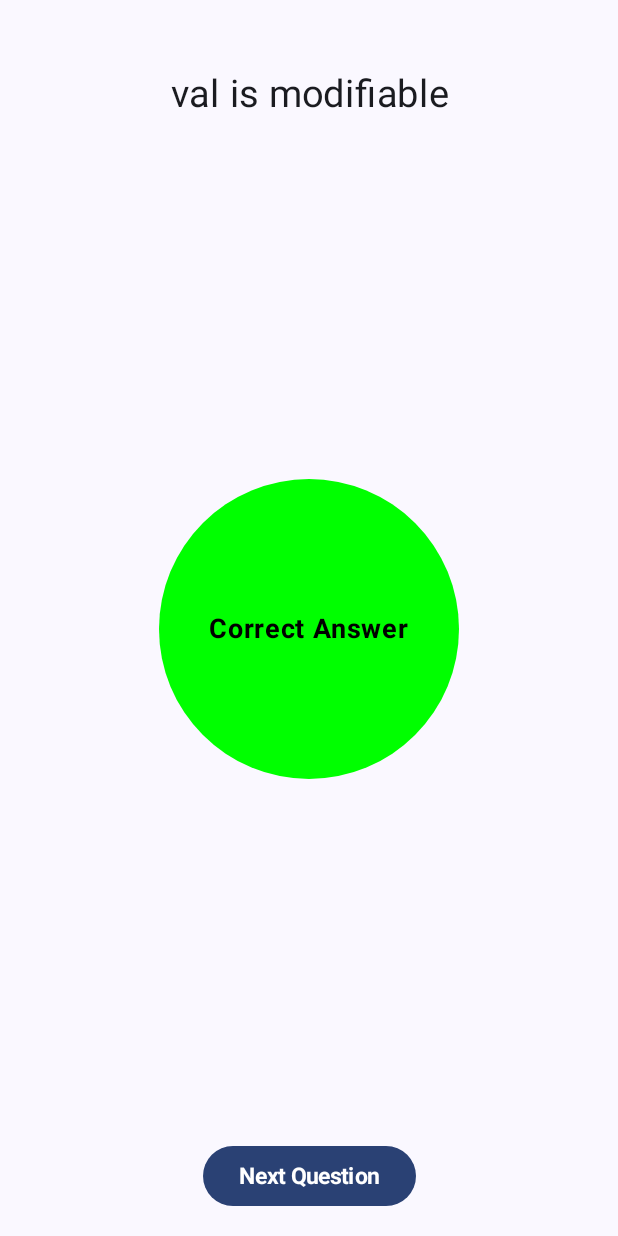
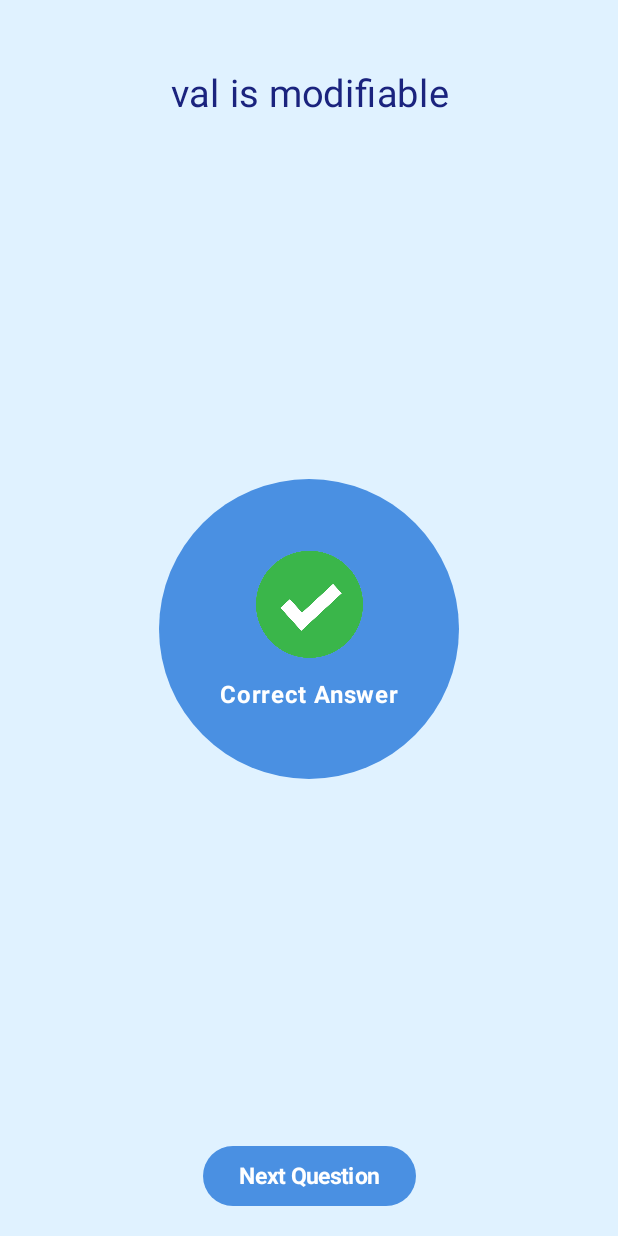
Before and after one commit to sarahalenezi96/AndroidComposeUI, an Android app built with Jetpack Compose: the MainActivity screen opened directly, with no data from a screen before it, after a tap on "False", on a phone screen of 412 x 824 dp. Run offline under Robolectric (Android 15) with nearby library versions, the phone set to English and light mode, and no system bars; 2 other taps on this screen came first.

Commit message:
finished task including bonus (to be edited)

```diff
--- a/app/src/main/java/com/coded/androidcomposeui/MainActivity.kt
+++ b/app/src/main/java/com/coded/androidcomposeui/MainActivity.kt
@@ -1,5 +1,9 @@
 package com.coded.androidcomposeui
 
+import android.media.MediaPlayer
+import androidx.compose.ui.platform.LocalContext
+import androidx.compose.foundation.Image
+import androidx.compose.ui.res.painterResource
 import androidx.compose.runtime.getValue
 import androidx.compose.runtime.setValue
 import androidx.compose.runtime.mutableStateOf
@@ -38,13 +42,22 @@ class MainActivity : ComponentActivity() {
             }
         }
     }
-}
-@Composable
+}@Composable
 fun QuizGame(modifier: Modifier = Modifier) {
     var currentQuestion by remember { mutableStateOf(0) }
     var showResult by remember { mutableStateOf(false) }
     var isCorrect by remember { mutableStateOf<Boolean?>(null) }
     var score by remember { mutableStateOf(0) }
+
+    val context = LocalContext.current
+
+    fun playSound(resId: Int) {
+        val mediaPlayer = MediaPlayer.create(context, resId)
+        mediaPlayer.start()
+        mediaPlayer.setOnCompletionListener {
+            it.release()
+        }
+    }
 
     val questions = stringArrayResource(id = R.array.questions)
     val questionAnswers = listOf(true, false, true, false)
@@ -52,8 +65,12 @@ fun QuizGame(modifier: Modifier = Modifier) {
     val currentText = questions.getOrNull(currentQuestion)
     val correctAnswer = questionAnswers.getOrNull(currentQuestion)
 
+    Surface(
+        modifier = modifier.fillMaxSize(),
+        color = MaterialTheme.colorScheme.background
+    ) {
         Column(
-        modifier = modifier
+            modifier = Modifier
                 .fillMaxSize()
                 .padding(16.dp),
             verticalArrangement = Arrangement.SpaceBetween,
@@ -64,6 +81,7 @@ fun QuizGame(modifier: Modifier = Modifier) {
                     text = currentText,
                     fontSize = 25.sp,
                     lineHeight = 30.sp,
+                    color = Color(0xFF1A237E),
                     modifier = Modifier.padding(top = 32.dp),
                     textAlign = TextAlign.Center
                 )
@@ -73,17 +91,19 @@ fun QuizGame(modifier: Modifier = Modifier) {
 
                     val isLastQuestion = currentQuestion == questions.lastIndex
 
-                Button(onClick = {
-                    if (isLastQuestion) {
+                    Button(
+                        onClick = {
                             currentQuestion++
-                    } else {
-                        currentQuestion++
-                    }
                             showResult = false
                             isCorrect = null
-                }) {
+                        },
+                        colors = ButtonDefaults.buttonColors(
+                            containerColor = MaterialTheme.colorScheme.primary,
+                            contentColor = MaterialTheme.colorScheme.onPrimary
+                        )
+                    ) {
                         Text(
-                        if (isLastQuestion)
+                            text = if (isLastQuestion)
                                 stringResource(id = R.string.submit_button)
                             else
                                 stringResource(id = R.string.next_question),
@@ -99,10 +119,19 @@ fun QuizGame(modifier: Modifier = Modifier) {
                         Button(
                             onClick = {
                                 isCorrect = true == correctAnswer
-                            if (isCorrect == true) score++
+                                if (isCorrect == true) {
+                                    playSound(R.raw.correct)
+                                    score++
+                                } else {
+                                    playSound(R.raw.wrong)
+                                }
                                 showResult = true
                             },
-                        modifier = Modifier.weight(1f)
+                            modifier = Modifier.weight(1f),
+                            colors = ButtonDefaults.buttonColors(
+                                containerColor = MaterialTheme.colorScheme.primary,
+                                contentColor = MaterialTheme.colorScheme.onPrimary
+                            )
                         ) {
                             Text(
                                 stringResource(id = R.string.true_option),
@@ -116,10 +145,19 @@ fun QuizGame(modifier: Modifier = Modifier) {
                         Button(
                             onClick = {
                                 isCorrect = false == correctAnswer
-                            if (isCorrect == true) score++
+                                if (isCorrect == true) {
+                                    playSound(R.raw.correct)
+                                    score++
+                                } else {
+                                    playSound(R.raw.wrong)
+                                }
                                 showResult = true
                             },
-                        modifier = Modifier.weight(1f)
+                            modifier = Modifier.weight(1f),
+                            colors = ButtonDefaults.buttonColors(
+                                containerColor = MaterialTheme.colorScheme.primary,
+                                contentColor = MaterialTheme.colorScheme.onPrimary
+                            )
                         ) {
                             Text(
                                 stringResource(id = R.string.false_option),
@@ -130,19 +168,33 @@ fun QuizGame(modifier: Modifier = Modifier) {
                     }
                 }
             } else {
+                Box(
+                    modifier = Modifier
+                        .fillMaxHeight()
+                        .weight(1f),
+                    contentAlignment = Alignment.Center
+                ) {
                     Text(
                         text = stringResource(id = R.string.your_score, score, questions.size),
                         fontWeight = FontWeight.Bold,
-                fontSize = 20.sp,
-                modifier = Modifier.padding(top = 16.dp)
+                        fontSize = 30.sp,
+                        color = Color(0xFF1A237E),
+                        textAlign = TextAlign.Center
                     )
+                }
 
-            Button(onClick = {
+                Button(
+                    onClick = {
                         currentQuestion = 0
                         score = 0
                         showResult = false
                         isCorrect = null
-            }) {
+                    },
+                    colors = ButtonDefaults.buttonColors(
+                        containerColor = MaterialTheme.colorScheme.primary,
+                        contentColor = MaterialTheme.colorScheme.onPrimary
+                    )
+                ) {
                     Text(
                         stringResource(id = R.string.restart_game),
                         fontWeight = FontWeight.Bold,
@@ -152,11 +204,14 @@ fun QuizGame(modifier: Modifier = Modifier) {
             }
         }
     }
+}
+
 
 @Composable
 fun AnswerResultCircle(isCorrect: Boolean) {
-    val backgroundColor = if (isCorrect) Color.Green else Color.Red
+    val backgroundColor = MaterialTheme.colorScheme.primary
     val resultText = if (isCorrect) "Correct Answer" else "Wrong Answer"
+    val imageRes = if (isCorrect) R.drawable.correct_answer else R.drawable.wrong_answer
 
     Box(
         modifier = Modifier
@@ -165,14 +220,26 @@ fun AnswerResultCircle(isCorrect: Boolean) {
             .background(backgroundColor),
         contentAlignment = Alignment.Center
     ) {
+        Column(
+            horizontalAlignment = Alignment.CenterHorizontally,
+            verticalArrangement = Arrangement.Center
+        ) {
+            Image(
+                painter = painterResource(id = imageRes),
+                contentDescription = null,
+                modifier = Modifier.size(80.dp)
+            )
+            Spacer(modifier = Modifier.height(8.dp))
             Text(
                 text = resultText,
                 fontWeight = FontWeight.Bold,
-            fontSize = 18.sp,
-            color = Color.Black
+                fontSize = 16.sp,
+                color = Color.White
             )
         }
     }
+}
+
 
 @Preview(showBackground = true)
 @Composable
--- a/app/src/main/java/com/coded/androidcomposeui/ui/theme/Theme.kt
+++ b/app/src/main/java/com/coded/androidcomposeui/ui/theme/Theme.kt
@@ -1,58 +1,26 @@
 package com.coded.androidcomposeui.ui.theme
 
-import android.app.Activity
-import android.os.Build
-import androidx.compose.foundation.isSystemInDarkTheme
-import androidx.compose.material3.MaterialTheme
-import androidx.compose.material3.darkColorScheme
-import androidx.compose.material3.dynamicDarkColorScheme
-import androidx.compose.material3.dynamicLightColorScheme
-import androidx.compose.material3.lightColorScheme
+import androidx.compose.material3.*
 import androidx.compose.runtime.Composable
-import androidx.compose.ui.platform.LocalContext
+import androidx.compose.ui.graphics.Color
 
-private val DarkColorScheme = darkColorScheme(
-    primary = Purple80,
-    secondary = PurpleGrey80,
-    tertiary = Pink80
-)
-
-private val LightColorScheme = lightColorScheme(
-    primary = Purple40,
-    secondary = PurpleGrey40,
-    tertiary = Pink40
-
-    /* Other default colors to override
-    background = Color(0xFFFFFBFE),
-    surface = Color(0xFFFFFBFE),
+private val CustomColorScheme = lightColorScheme(
+    primary = Color(0xFF4A90E2),
     onPrimary = Color.White,
-    onSecondary = Color.White,
-    onTertiary = Color.White,
-    onBackground = Color(0xFF1C1B1F),
-    onSurface = Color(0xFF1C1B1F),
-    */
+    secondary = Color(0xFF7BDFF2),
+    onSecondary = Color(0xFF003C5E),
+    background = Color(0xFFE0F2FF),
+    onBackground = Color(0xFF1A1A1A),
+    surface = Color.White,
+    onSurface = Color(0xFF1A1A1A)
 )
 
 @Composable
-fun AndroidComposeUITheme(
-    darkTheme: Boolean = isSystemInDarkTheme(),
-    // Dynamic color is available on Android 12+
-    dynamicColor: Boolean = true,
-    content: @Composable () -> Unit
-) {
-    val colorScheme = when {
-        dynamicColor && Build.VERSION.SDK_INT >= Build.VERSION_CODES.S -> {
-            val context = LocalContext.current
-            if (darkTheme) dynamicDarkColorScheme(context) else dynamicLightColorScheme(context)
-        }
-
-        darkTheme -> DarkColorScheme
-        else -> LightColorScheme
-    }
-
+fun AndroidComposeUITheme(content: @Composable () -> Unit) {
     MaterialTheme(
-        colorScheme = colorScheme,
-        typography = Typography,
+        colorScheme = CustomColorScheme,
+        typography = Typography(),
+        shapes = Shapes(),
         content = content
     )
 }
```
Also changed, not shown: app/src/main/res/drawable/correct_answer.png (added), app/src/main/res/drawable/wrong_answer.png (added), 2 other files. Lines whose indentation alone changed are shown as unchanged.
